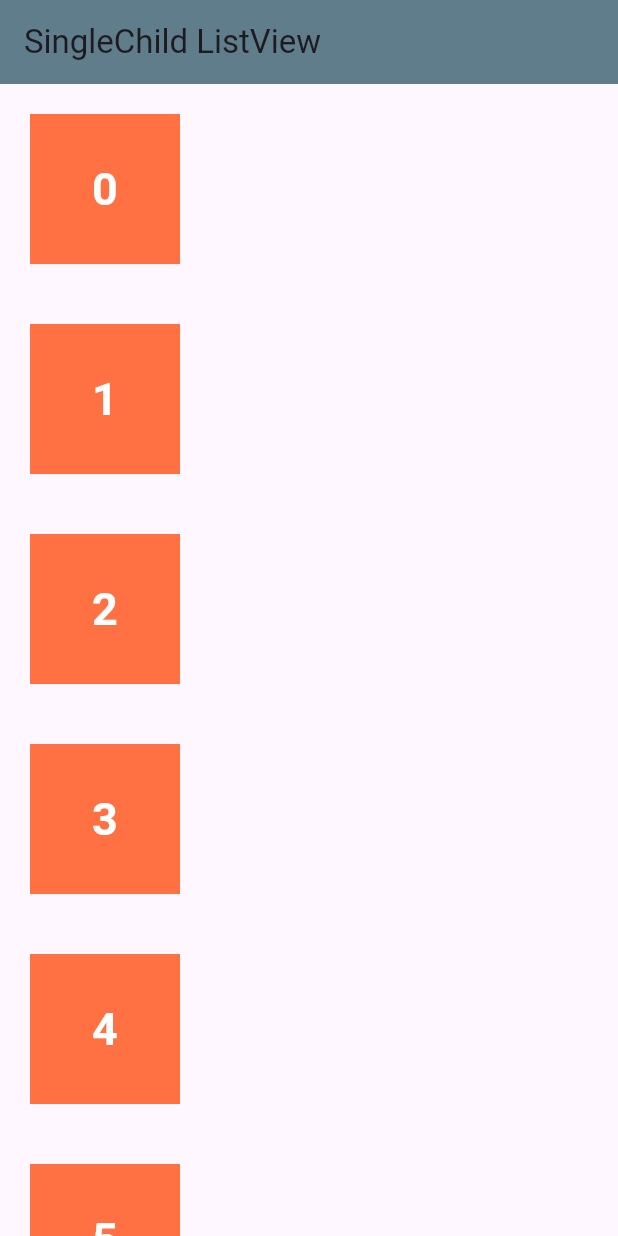
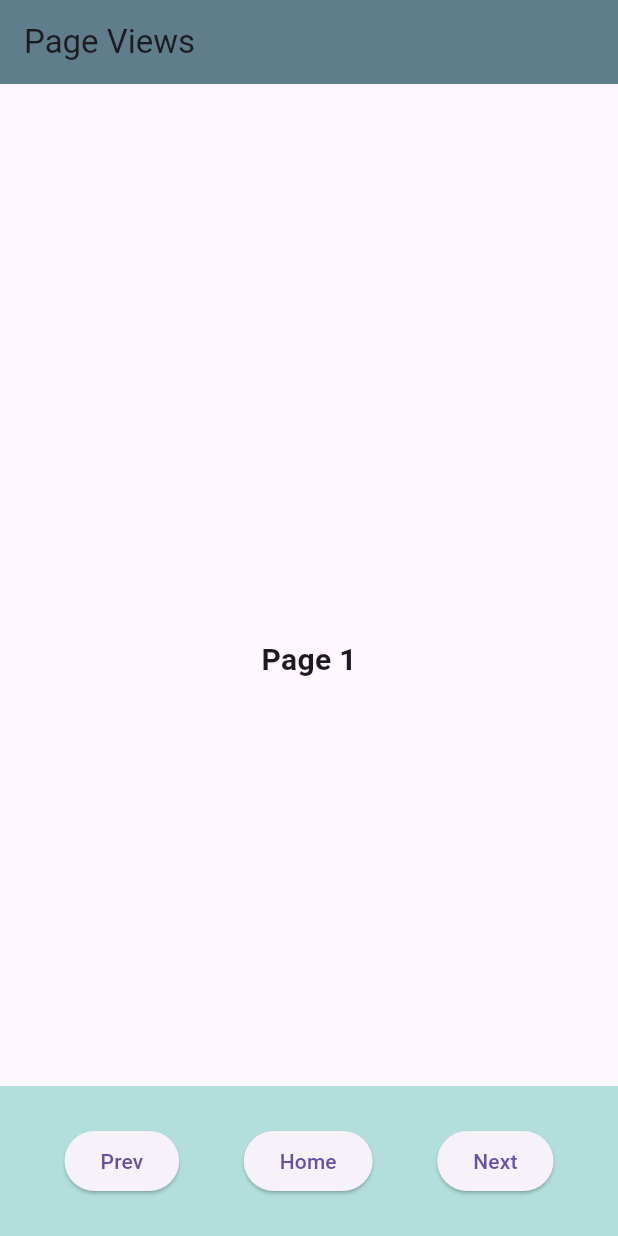
Before and after one commit to KevinMaulanaAtmaja/learn-flutter, a Flutter app: the screen it shows after launch, on a phone screen of 412 x 824 dp. Run offline on Flutter 3.47's test engine with Material 3 defaults, Android fonts, the phone set to English and light mode, and no system bars; our stand-ins replace google_fonts, material_design_icons_flutter.

Commit message:
PageView
PageView, builder, PageController, Duration, Curves, previousPage, nextPage, animateToPage, jumpToPage

```diff
--- /dev/null
+++ b/lib/17_page_view.dart
@@ -0,0 +1,107 @@
+import 'dart:developer';
+import 'package:flutter/material.dart';
+
+class PageViews extends StatefulWidget {
+  const PageViews({super.key});
+
+  @override
+  State<PageViews> createState() => _PageViewsState();
+}
+
+class _PageViewsState extends State<PageViews> {
+  PageController pageController = PageController();
+
+  @override
+  Widget build(BuildContext context) {
+    return Scaffold(
+      appBar: AppBar(
+        title: const Text("Page Views"),
+        backgroundColor: Colors.blueGrey,
+      ),
+      body: Stack(
+        children: [
+          PageView.builder(
+            controller: pageController,
+            itemCount: 3,
+            itemBuilder: (BuildContext context, int index) => Center(
+              child: Text(
+                "Page ${index + 1}",
+                style: TextStyle(fontSize: 20, fontWeight: FontWeight.bold),
+              ),
+            ),
+          ),
+          Align(
+            alignment: Alignment.bottomCenter,
+            child: Container(
+              height: 100,
+              width: double.infinity,
+              color: Colors.teal.shade100,
+              child: Center(
+                child: Row(
+                  mainAxisAlignment: MainAxisAlignment.spaceEvenly,
+                  children: [
+                    ElevatedButton(
+                      onPressed: () {
+                        if ((pageController.page ?? 0) >= 1) {
+                          pageController.previousPage(
+                            duration: Duration(milliseconds: 500),
+                            curve: Curves.easeIn,
+                          );
+                        }
+                      },
+                      child: Text("Prev"),
+                    ),
+                    ElevatedButton(
+                      onPressed: () {
+                        pageController.animateToPage(
+                          0,
+                          duration: Duration(milliseconds: 500),
+                          curve: Curves.easeIn,
+                        );
+                        // pageController.jumpToPage(0);
+                      },
+                      child: Text("Home"),
+                    ),
+                    ElevatedButton(
+                      onPressed: () {
+                        if ((pageController.page ?? 0) <= 1) {
+                          pageController.nextPage(
+                            duration: Duration(milliseconds: 500),
+                            curve: Curves.easeIn,
+                          );
+                        }
+                      },
+                      child: Text("Next"),
+                    ),
+                  ],
+                ),
+              ),
+            ),
+          ),
+        ],
+      ),
+      // versi biasa
+      // body: PageView(
+      //   onPageChanged: (value) => log("Move to page-index $value"),
+      //   children: [
+      //     Center(
+      //       child: Text(
+      //         "Page 1",
+      //         style: TextStyle(fontSize: 20, fontWeight: FontWeight.bold),
+      //       ),
+      //     ),Center(
+      //       child: Text(
+      //         "Page 2",
+      //         style: TextStyle(fontSize: 20, fontWeight: FontWeight.bold),
+      //       ),
+      //     ),Center(
+      //       child: Text(
+      //         "Page 3",
+      //         style: TextStyle(fontSize: 20, fontWeight: FontWeight.bold),
+      //       ),
+      //     ),
+      //   ],
+      // ),
+    );
+  }
+}
--- a/lib/main.dart
+++ b/lib/main.dart
@@ -13,7 +13,8 @@
 // import 'package:bljar_flutter/13_icons_mdi.dart';
 // import 'package:bljar_flutter/14_text_field.dart';
 // import 'package:bljar_flutter/15_input_deco.dart';
-import 'package:bljar_flutter/16_single_list.dart';
+// import 'package:bljar_flutter/16_single_list.dart';
+import 'package:bljar_flutter/17_page_view.dart';
 import 'package:flutter/material.dart';
 
 void main() {
@@ -41,7 +42,8 @@
       // home: IconAndMdiIcon(),
       // home: TextFields(),
       // home: InputDeco(),
-      home: SingleList(),
+      // home: SingleList(),
+      home: PageViews(),
     );
   }
 }
```
